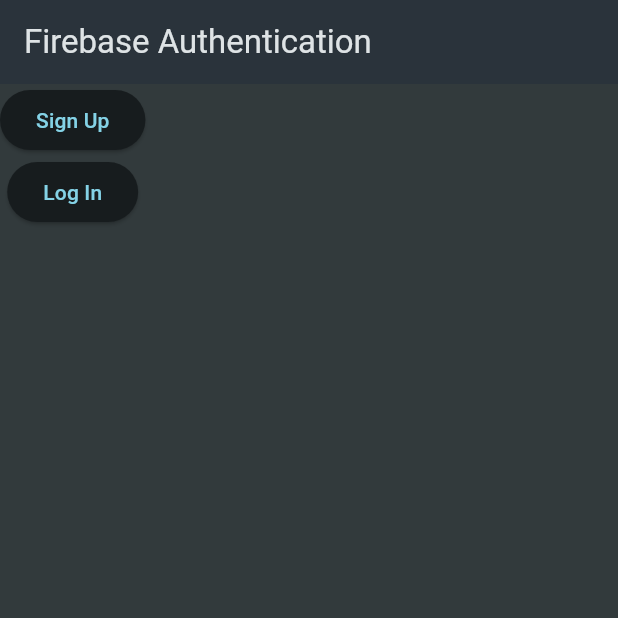
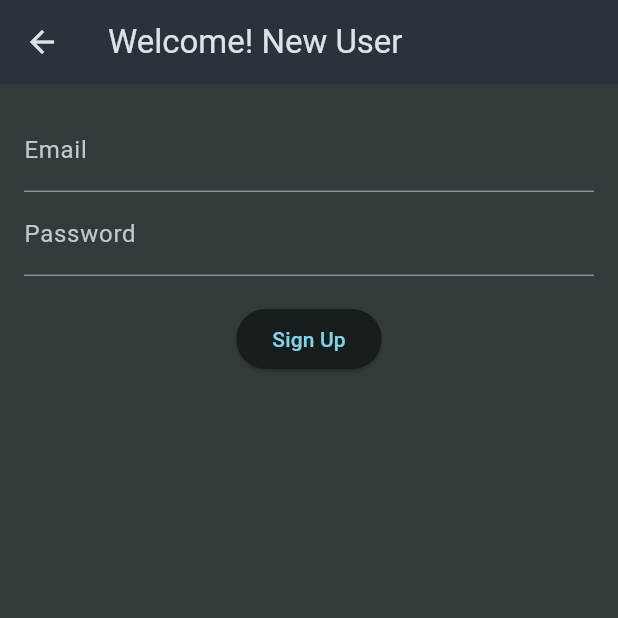
Before and after one commit to neeraj-bhatt/flutter-projects, a Flutter app: the screen it shows after launch, after a tap on "Sign Up", on a phone screen of 412 x 824 dp, the top half of it. Run offline on Flutter 3.47's test engine with Material 3 defaults, Android fonts, the light colour scheme and no system bars; our stand-ins replace firebase_auth, firebase_core, flutter_riverpod, google_fonts, transparent_image; accounts and stored records are empty.

Commit message:
add signUp / prev error resolved (shopping-list)

```diff
--- a/shopping_list/lib/screens/authentication/auth_screen.dart
+++ b/shopping_list/lib/screens/authentication/auth_screen.dart
@@ -1,4 +1,6 @@
 import 'package:flutter/material.dart';
+
+import 'package:shopping_list/screens/authentication/sign_up.dart';
 
 class AuthScreen extends StatelessWidget {
   const AuthScreen({super.key});
@@ -9,17 +11,39 @@
       appBar: AppBar(
         title: const Text('Firebase Authentication'),
       ),
-      body: Column(
+      body: Center(
+        child: Column(
+          mainAxisAlignment: MainAxisAlignment.center,
           children: [
             ElevatedButton(
-            onPressed: () {},
-            child: const Text("Sign Up"),
+              onPressed: () {
+                Navigator.push(
+                    context,
+                    MaterialPageRoute(
+                      builder: (context) => const SignUpScreen(),
+                    ));
+              },
+              child: SizedBox(
+                width: MediaQuery.of(context).size.width * 0.6,
+                child: const Center(
+                  child: Text("Sign Up"),
+                ),
+              ),
+            ),
+            const SizedBox(
+              height: 18,
             ),
             ElevatedButton(
               onPressed: () {},
-            child: const Text("Log In"),
+              child: SizedBox(
+                width: MediaQuery.of(context).size.width * 0.6,
+                child: const Center(
+                  child: Text("Log In"),
+                ),
+              ),
             )
           ],
+        ),
       ),
     );
   }
--- a/shopping_list/lib/screens/authentication/log_in.dart
+++ b/shopping_list/lib/screens/authentication/log_in.dart
@@ -0,0 +1,3 @@
+import 'package:flutter/material.dart';
+
+import 'package:firebase_auth/firebase_auth.dart';
--- /dev/null
+++ b/shopping_list/lib/screens/authentication/sign_up.dart
@@ -0,0 +1,81 @@
+import 'package:flutter/material.dart';
+
+import 'package:firebase_auth/firebase_auth.dart';
+
+class SignUpScreen extends StatefulWidget {
+  const SignUpScreen({super.key});
+
+  @override
+  State<SignUpScreen> createState() {
+    return _SignUpScreenState();
+  }
+}
+
+class _SignUpScreenState extends State<SignUpScreen> {
+  final _auth = FirebaseAuth.instance;
+  final _emailController = TextEditingController();
+  final _passwordController = TextEditingController();
+
+  @override
+  void dispose(){
+    _emailController.dispose();
+    _passwordController.dispose();
+    super.dispose();
+  }
+
+  Future<void> _signUp() async {
+    try {
+      await _auth.createUserWithEmailAndPassword(
+        email: _emailController.text.trim(),
+        password: _passwordController.text.trim(),
+      );
+
+      if (context.mounted) {
+        ScaffoldMessenger.of(context).showSnackBar(
+          const SnackBar(content: Text("SignUp Successful!")),
+        );
+      }
+      // to home screen
+    } catch (e) {
+      if (context.mounted){
+        ScaffoldMessenger.of(context).showSnackBar(
+          const SnackBar(content: Text("Error")),
+        );
+      }
+    }
+  }
+
+  @override
+  Widget build(BuildContext context) {
+    return Scaffold(
+      appBar: AppBar(
+        title: const Text("Welcome! New User"),
+      ),
+      body: Padding(
+        padding: const EdgeInsets.all(16.0),
+        child: Column(
+          children: [
+            TextField(
+              controller: _emailController,
+              decoration: InputDecoration(labelText: "Email"),
+            ),
+            TextField(
+              controller: _passwordController,
+              decoration: InputDecoration(labelText: "Password"),
+              obscureText: true,
+            ),
+            const SizedBox(
+              height: 18.0,
+            ),
+            ElevatedButton(
+              onPressed: () {},
+              child: SizedBox(
+                child: Text("Sign Up"),
+              ),
+            )
+          ],
+        ),
+      ),
+    );
+  }
+}
```
Also changed, not shown: shopping_list/lib/screens/authentication/sign_in.dart (deleted), 1 other file. Lines whose indentation alone changed are shown as unchanged.
